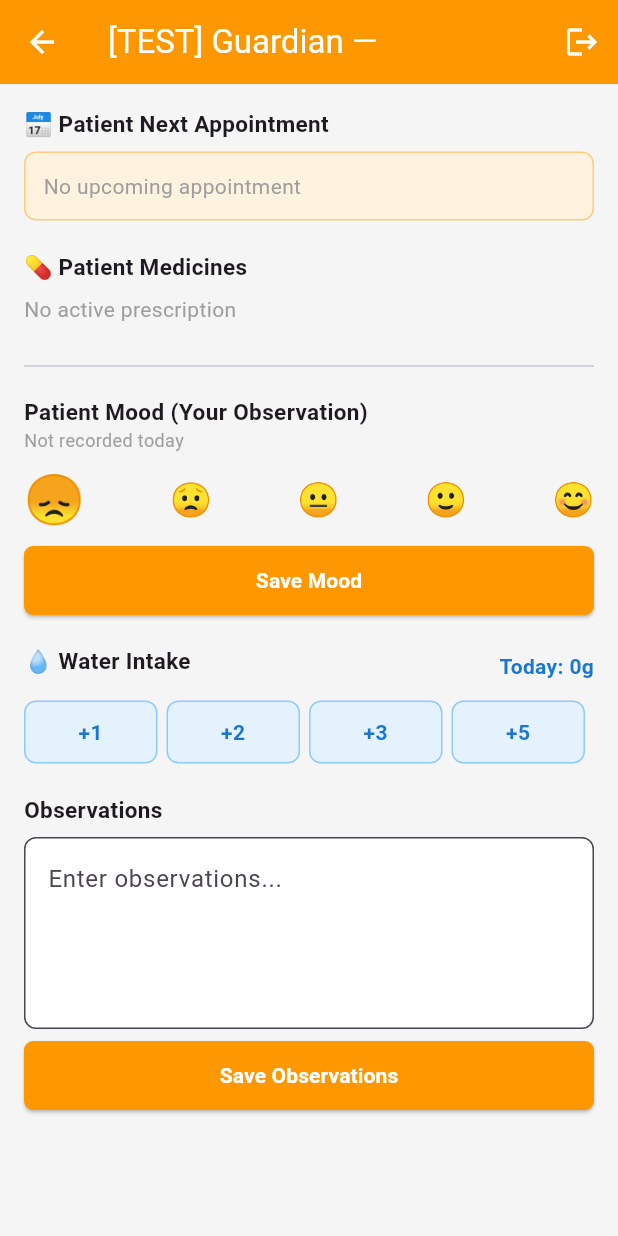
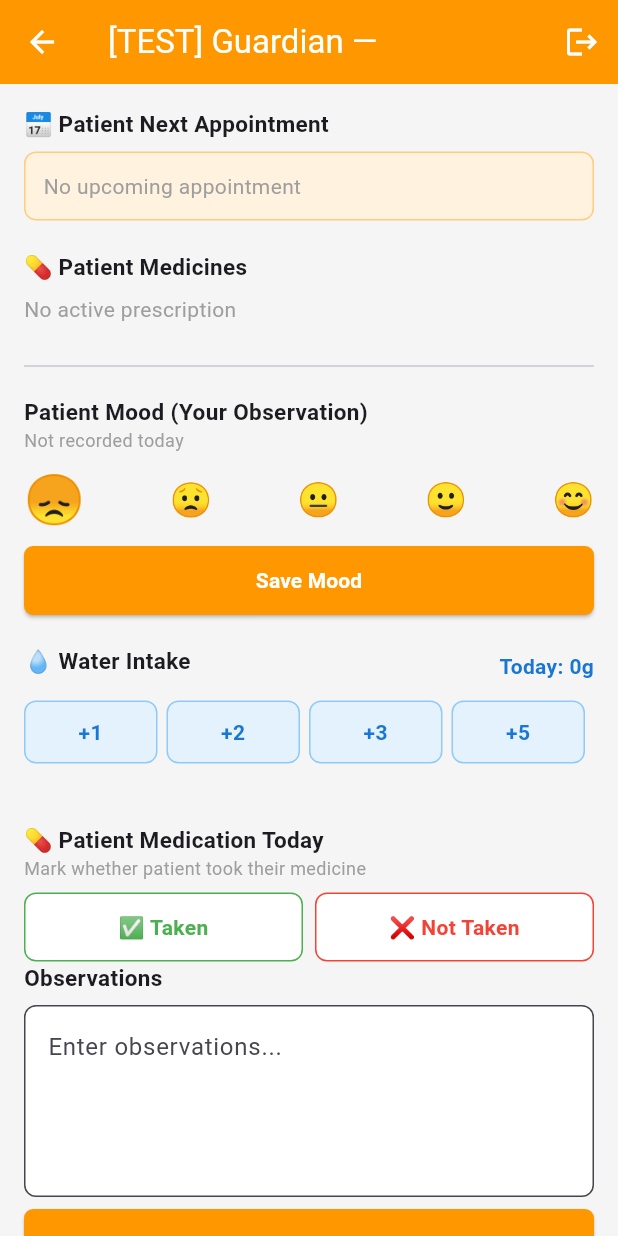
Before and after one commit to sadithaboxrec/Mental-HealthCare-Application_Project, a Flutter app: the TestGuardianHome screen opened directly with empty values, on a phone screen of 412 x 824 dp. Run offline on Flutter 3.47's test engine with Material 3 defaults, Android fonts, the light colour scheme and no system bars; our stand-ins replace cloud_firestore, firebase_auth, firebase_core; accounts and stored records are empty; generated files the repository leaves out were written again.

Commit message:
update medication section for guardian

```diff
--- a/mental_health_support_app/lib/core/controllers/guardian_controller.dart
+++ b/mental_health_support_app/lib/core/controllers/guardian_controller.dart
@@ -35,4 +35,9 @@ class GuardianController {
   static Future<Appointment?> getPatientNextAppointment(
       String patientUid) async =>
       await GuardianService.getPatientNextAppointment(patientUid);
+
+
+  static Future<void> updateMedication(
+      String guardianUid, String patientUid, bool taken) async =>
+      await GuardianService.updateMedication(guardianUid, patientUid, taken);
 }
--- a/mental_health_support_app/lib/core/services/guardian_service.dart
+++ b/mental_health_support_app/lib/core/services/guardian_service.dart
@@ -191,5 +191,32 @@ class GuardianService {
   }
 
 
+  // to update medications whether the patient it took or not
+
+  static Future<void> updateMedication(
+      String guardianUid, String patientUid, bool taken) async {
+    final now      = DateTime.now().toIso8601String();
+    final existing = await _getTodayLog(guardianUid);
+
+    if (existing != null) {
+      await _db.collection('guardian_logs')
+          .doc(existing['id'])
+          .update({'medicationTaken': taken, 'updatedAt': now});
+    } else {
+      await _db.collection('guardian_logs').add({
+        'guardianUid':    guardianUid,
+        'patientUid':     patientUid,
+        'date':           _today(),
+        'mood':           0,
+        'waterIntake':    0,
+        'observations':   '',
+        'medicationTaken': taken,
+        'createdAt':      now,
+        'updatedAt':      now,
+      });
+    }
+  }
+
+
 
 }
--- a/mental_health_support_app/lib/test_presentation/screens/doctor/test_patient_analytics.dart
+++ b/mental_health_support_app/lib/test_presentation/screens/doctor/test_patient_analytics.dart
@@ -386,6 +386,37 @@ class _GuardianCharts extends StatelessWidget {
           color: Colors.blue,
         )).toList()),
 
+
+        /// for medication input by guardian about the patient
+        const SizedBox(height: 20),
+        const TestSectionTitle(title: 'Medication Adherence (Guardian)'),
+        Wrap(
+          spacing: 6,
+          runSpacing: 6,
+          children: logs.where((l) =>
+              l.containsKey('medicationTaken')).map((l) {
+            final taken = l['medicationTaken'] as bool? ?? false;
+            return Container(
+              padding: const EdgeInsets.symmetric(
+                  horizontal: 8, vertical: 5),
+              decoration: BoxDecoration(
+                color: taken
+                    ? Colors.green.shade50 : Colors.red.shade50,
+                borderRadius: BorderRadius.circular(6),
+                border: Border.all(
+                    color: taken ? Colors.green : Colors.red),
+              ),
+              child: Column(children: [
+                Text((l['date'] as String).substring(5),
+                    style: const TextStyle(fontSize: 9)),
+                Icon(taken ? Icons.check : Icons.close,
+                    size: 14,
+                    color: taken ? Colors.green : Colors.red),
+              ]),
+            );
+          }).toList(),
+        ),
+
         const SizedBox(height: 20),
         const TestSectionTitle(title: 'Observations'),
         ...logs.where((l) =>
--- a/mental_health_support_app/lib/test_presentation/screens/guardian/test_guardian_home.dart
+++ b/mental_health_support_app/lib/test_presentation/screens/guardian/test_guardian_home.dart
@@ -249,6 +249,7 @@ class _TestGuardianHomeState extends State<TestGuardianHome> {
   Prescription?        _prescription;
   Appointment?         _nextAppointment;
   bool   _loading       = true;
+  bool _savingMed = false;
   int    _selectedMood  = 1;
   final  _obsCtrl       = TextEditingController();
 
@@ -303,6 +304,16 @@ class _TestGuardianHomeState extends State<TestGuardianHome> {
         widget.user.uid, _patientUid!, glasses);
     await _load();
     _showWaterFeedback((_todayLog?['waterIntake'] as int? ?? 0));
+  }
+
+  // to mark whether the patient tooks meds or not
+  Future<void> _toggleMedication(bool taken) async {
+    setState(() => _savingMed = true);
+    await GuardianController.updateMedication(
+        widget.user.uid, _patientUid!, taken);
+    await _load();
+    if (mounted) setState(() => _savingMed = false);
+    _snack(taken ? '✅ Medication marked as taken' : '❌ Marked as not taken');
   }
 
   Future<void> _saveObservations() async {
@@ -494,6 +505,68 @@ class _TestGuardianHomeState extends State<TestGuardianHome> {
 
               const SizedBox(height: 20),
 
+
+
+              const SizedBox(height: 20),
+
+// ── Medication section to check whether the patient taking them ────────────────────────────────
+              const TestSectionTitle(
+                title: '💊 Patient Medication Today',
+                subtitle: 'Mark whether patient took their medicine',
+              ),
+              Row(children: [
+                Expanded(
+                  child: GestureDetector(
+                    onTap: _savingMed ? null : () => _toggleMedication(true),
+                    child: AnimatedContainer(
+                      duration: const Duration(milliseconds: 150),
+                      padding: const EdgeInsets.symmetric(vertical: 12),
+                      decoration: BoxDecoration(
+                        color: _todayLog?['medicationTaken'] == true
+                            ? Colors.green : Colors.white,
+                        borderRadius: BorderRadius.circular(8),
+                        border: Border.all(color: Colors.green),
+                      ),
+                      child: Text('✅ Taken',
+                          textAlign: TextAlign.center,
+                          style: TextStyle(
+                            color: _todayLog?['medicationTaken'] == true
+                                ? Colors.white : Colors.green,
+                            fontWeight: FontWeight.bold,
+                          )),
+                    ),
+                  ),
+                ),
+                const SizedBox(width: 8),
+                Expanded(
+                  child: GestureDetector(
+                    onTap: _savingMed ? null : () => _toggleMedication(false),
+                    child: AnimatedContainer(
+                      duration: const Duration(milliseconds: 150),
+                      padding: const EdgeInsets.symmetric(vertical: 12),
+                      decoration: BoxDecoration(
+                        color: _todayLog?['medicationTaken'] == false &&
+                            _todayLog?['medicationTaken'] != null
+                            ? Colors.red : Colors.white,
+                        borderRadius: BorderRadius.circular(8),
+                        border: Border.all(color: Colors.red),
+                      ),
+                      child: Text('❌ Not Taken',
+                          textAlign: TextAlign.center,
+                          style: TextStyle(
+                            color: _todayLog?['medicationTaken'] == false &&
+                                _todayLog?['medicationTaken'] != null
+                                ? Colors.white : Colors.red,
+                            fontWeight: FontWeight.bold,
+                          )),
+                    ),
+                  ),
+                ),
+              ]),
+
+
+              // end of update medicine section
+
               // ── Observations ──────────────────────
               const TestSectionTitle(title: 'Observations'),
               TextField(
```
